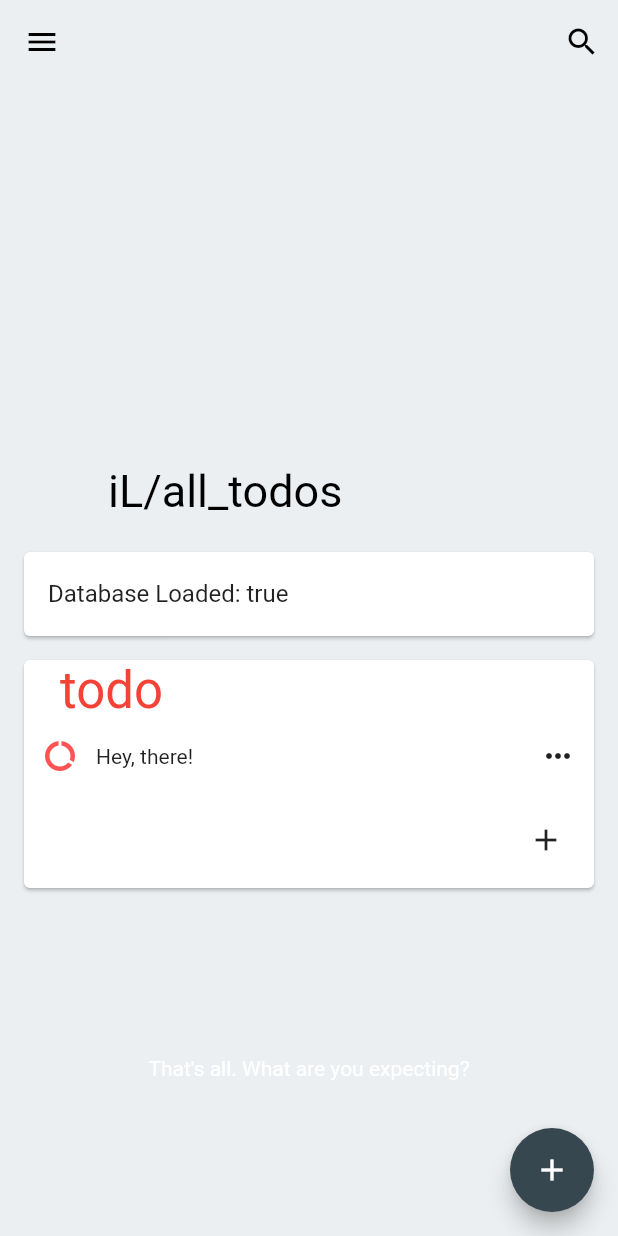
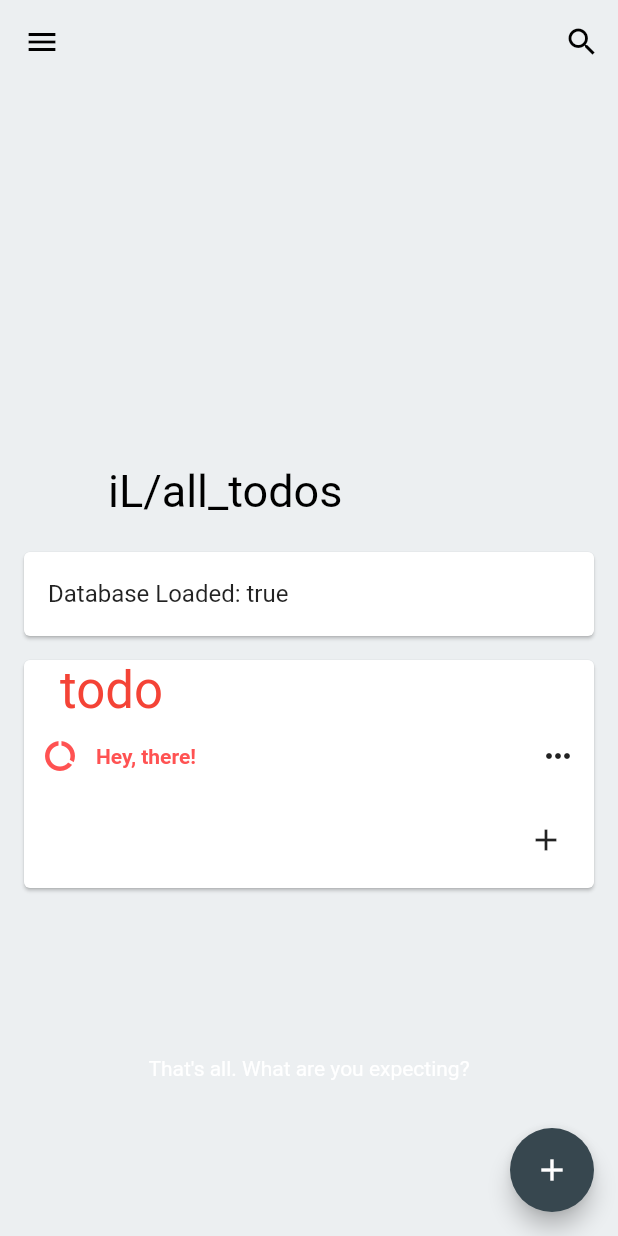
Before and after one commit to lynzrand/issual, a Flutter app: the screen it shows after launch, on a phone screen of 412 x 824 dp. Run offline on Flutter 3.47's test engine with Material 2 defaults, Android fonts, the phone set to English and light mode, and no system bars; our stand-ins replace sqflite; missing offline and left inert: material_search, ulid; accounts and stored records are empty.

Commit message:
ADD styled todo titles

```diff
--- a/lib/main.dart
+++ b/lib/main.dart
@@ -447,7 +447,10 @@ class _TodoListItemState extends State<TodoListItem> {
                 //   children: [
                 new Hero(
               tag: this.widget.todo.id + 'title',
-              child: new Text(this.widget.todo.title ?? '#${this.widget.todo.id}'),
+              child: new Text(
+                this.widget.todo.title ?? '#${this.widget.todo.id}',
+                style: IssualColors.getTodoTextStyle(context, state),
+              ),
             ),
             // new Wrap(
             //   children: <Widget>[
--- a/lib/style.dart
+++ b/lib/style.dart
@@ -25,6 +25,28 @@ class IssualColors {
       accentColor: Colors.blueAccent,
     ),
   };
+
+  static TextStyle getTodoTextStyle(BuildContext ctx, String state) {
+    TextStyle ts;
+    switch (state) {
+      case 'closed':
+      case 'canceled':
+        ts = TextStyle(
+          color: Theme.of(ctx).disabledColor,
+          decoration: TextDecoration.lineThrough,
+        );
+        break;
+      case 'active':
+      case 'pending':
+        ts = TextStyle(
+          color: Theme.of(ctx).accentColor,
+          fontWeight: FontWeight.bold,
+        );
+        break;
+      case 'open':
+      default:
+        break;
+    }
+    return Theme.of(ctx).textTheme.body1.merge(ts);
+  }
 }
-
-class TodoTextStyle extends TextStyle {}
```
Also changed, not shown: docs/res/iL_header.png (added), 1 other file.
